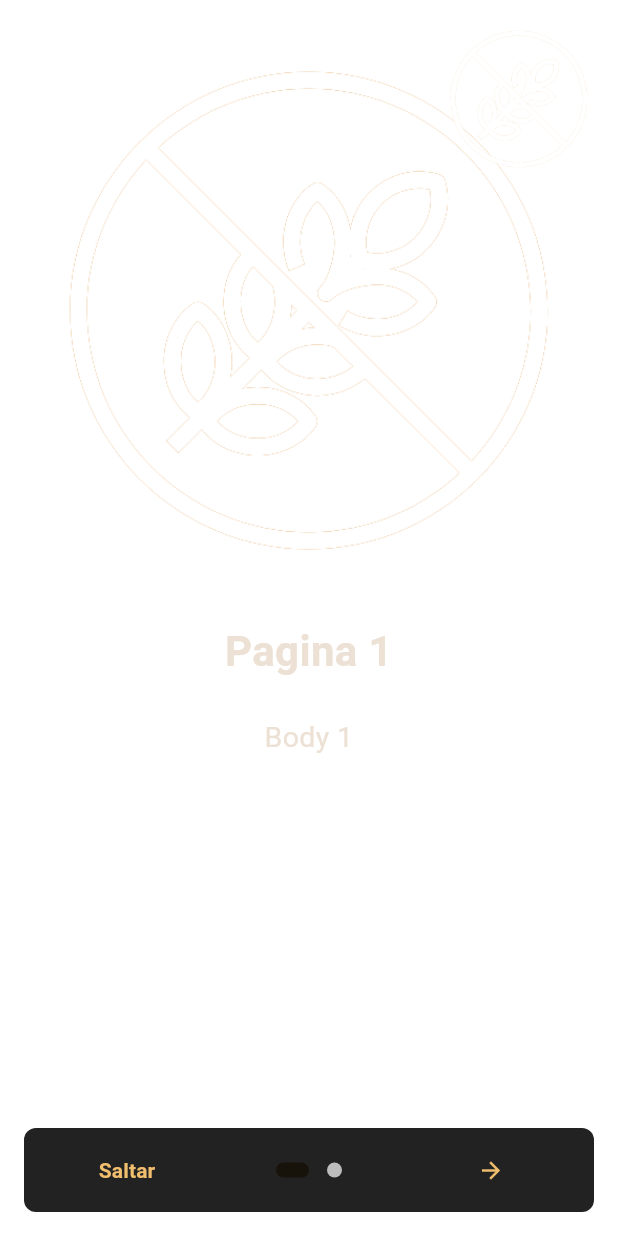
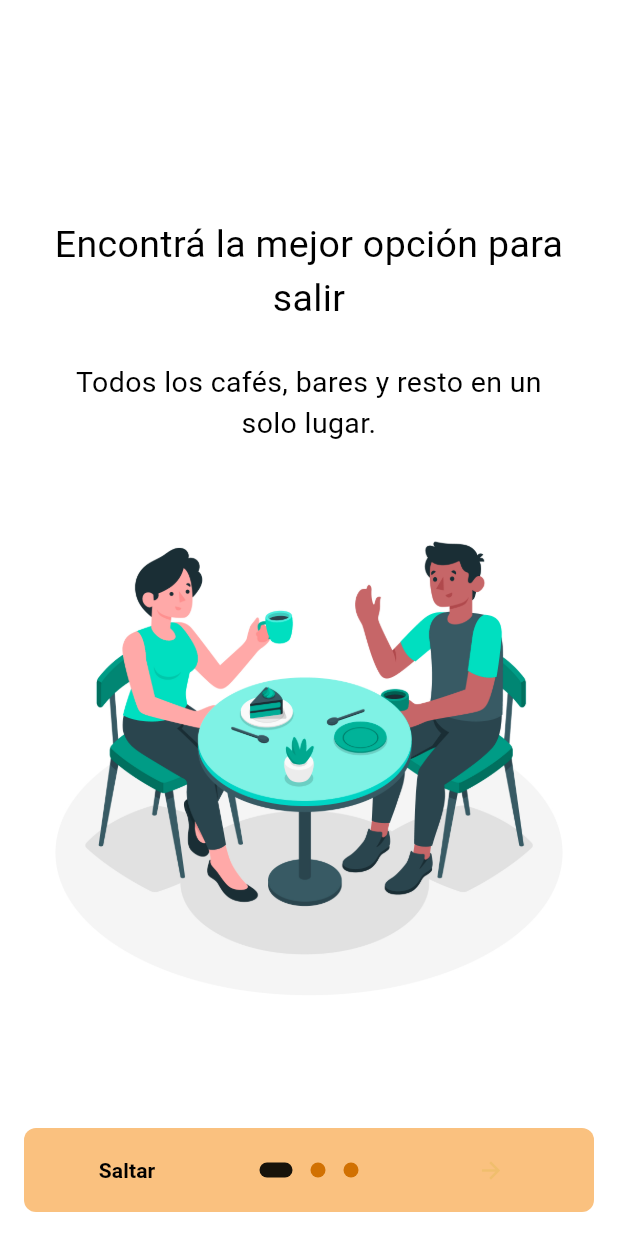
Before and after one commit to ihsa-gonzalo/apptacc, a Flutter app: the OnBoardingScreen screen opened by its route, on a phone screen of 412 x 824 dp. Run offline on Flutter 3.47's test engine with Material 2 defaults, Android fonts, the phone set to English and light mode, and no system bars; drawn by our look-alikes of introduction_screen; our stand-ins replace another_flutter_splash_screen, dio, equatable, flutter_bloc, flutter_feather_icons; network calls fail.

Commit message:
onboarding UI

```diff
--- a/lib/config/onboarding_menu.dart
+++ b/lib/config/onboarding_menu.dart
@@ -1,27 +1,52 @@
+import 'package:apptacc/config/theme.dart';
 import 'package:flutter/material.dart';
 import 'package:introduction_screen/introduction_screen.dart';
 
 class OnBoardingMenu {
   static List<PageViewModel> onboardingmmenu = [
     PageViewModel(
-        title: "Pagina 1",
-        body: "Body 1",
-        image: buildImage("logo.png"),
-        decoration: pageDecoration),
-    PageViewModel(
-        title: "Pagina 2",
-        body: "Body 2",
-        image: buildFullscreenImage(),
+        titleWidget: Text("Encontrá la mejor opción para salir", style: titleStyle, textAlign: TextAlign.center,),
+        reverse: true,
+        bodyWidget: Column(
+          children: [
+
+            Text("Todos los cafés, bares y resto en un solo lugar.", style: bodyStyle, textAlign: TextAlign.center),
+          ],
+        ),
+        image: buildImage("cafe.jpg"),
         decoration: pageDecoration.copyWith(
-
-            contentMargin: EdgeInsets.symmetric(horizontal: 16),
-            fullScreen: true,
+            bodyFlex: 3,
+            imageFlex: 4,
+            bodyAlignment: Alignment.bottomCenter,
+            imageAlignment: Alignment.topCenter,
+          )),
+   PageViewModel(
+        titleWidget: Text("¿Querés comer en tu casa?", style: titleStyle, textAlign: TextAlign.center),
+        reverse: true,
+        bodyWidget: Text("Disfruta del delivery o takeway de todos los comercios.", style: bodyStyle, textAlign: TextAlign.center),
+        image: buildImage("pizza.jpg"),
+        decoration: pageDecoration.copyWith(
             bodyFlex: 2,
-            imageFlex: 3,
-            safeArea: 100)),
+            imageFlex: 4,
+            bodyAlignment: Alignment.bottomCenter,
+            imageAlignment: Alignment.topCenter,
+          )),
+          PageViewModel(
+        titleWidget: Container(margin: EdgeInsets.only(top: 30),  child: Text("Valora y deja tu reseña", style: titleStyle, textAlign: TextAlign.center)),
+        reverse: true,
+        bodyWidget: Text("Colabora con la guía de comercios para ayudar a toda la comunidad celíaca.", style: bodyStyle, textAlign: TextAlign.center),
+        image: buildImage("question.jpg"),
+        decoration: pageDecoration.copyWith(
+            bodyFlex: 2,
+            imageFlex: 4,
+            bodyAlignment: Alignment.bottomCenter,
+            imageAlignment: Alignment.topCenter,
+          )),
   ];
 
-  static var bodyStyle = const TextStyle(fontSize: 19.0);
+
+  static var bodyStyle = const TextStyle(fontSize: 19.0, color: Colors.black);
+  static var titleStyle = const TextStyle(fontSize: 25.0, color: Colors.black, );
 
   static Widget buildImage(String assetName, [double width = 350]) {
     return Image.asset('assets/images/$assetName', width: width);
@@ -37,6 +62,18 @@ class OnBoardingMenu {
     );
   }
 
+   static Widget buildFullscreenImageWithAsset(String assetName) {
+    return Center(
+      child: Image.asset(
+        'assets/images/$assetName',
+        fit: BoxFit.cover,
+        height: double.infinity,
+        width: double.infinity,
+        alignment: Alignment.center,
+      ),
+    );
+  }
+
   static var pageDecoration = PageDecoration(
     titleTextStyle:
         const TextStyle(fontSize: 28.0, fontWeight: FontWeight.w700),
--- a/lib/presentation/screens/list_shops.dart
+++ b/lib/presentation/screens/list_shops.dart
@@ -37,7 +37,7 @@ class _ListShopsState extends State<ListShops> {
   Widget build(BuildContext context) {
     String? categoria = ModalRoute.of(context)?.settings.arguments.toString();
     final loginForm = Provider.of<LoginFormProvider>(context);
-    loginForm.setUser(user);
+
 
     return Scaffold(
       appBar: AppBar(
--- a/lib/presentation/screens/onboarding_screen.dart
+++ b/lib/presentation/screens/onboarding_screen.dart
@@ -1,4 +1,5 @@
 import 'package:apptacc/config/onboarding_menu.dart';
+import 'package:apptacc/config/theme.dart';
 import 'package:apptacc/presentation/screens/home_screen.dart';
 import 'package:flutter/material.dart';
 import 'package:introduction_screen/introduction_screen.dart';
@@ -26,37 +27,30 @@ class _OnBoardingScreenState extends State<OnBoardingScreen> {
       globalBackgroundColor: Colors.white,
       allowImplicitScrolling: true,
       autoScrollDuration: 3000,
-      globalHeader: Align(
-        alignment: Alignment.topRight,
-        child: SafeArea(
-            child: Padding(
-          padding: const EdgeInsets.only(top: 16, right: 16),
-          child: OnBoardingMenu.buildImage("logo.png", 100),
-        )),
-      ),
+
       pages: OnBoardingMenu.onboardingmmenu,
       onDone: () => _onIntroEnd(context),
       showSkipButton: true,
       skipSemantic: "Saltar",
       showBackButton: false,
       back: const Icon(Icons.arrow_back),
-      skip: const Text('Saltar', style: TextStyle(fontWeight: FontWeight.w600)),
+      skip: const Text('Saltar', style: TextStyle(fontWeight: FontWeight.w600, color: Colors.black)),
       next: const Icon(Icons.arrow_forward),
-      done: const Text('Listo!', style: TextStyle(fontWeight: FontWeight.w600)),
+      done: const Text('Listo!', style: TextStyle(fontWeight: FontWeight.w600, color: Colors.black)),
       curve: Curves.fastLinearToSlowEaseIn,
       controlsMargin: const EdgeInsets.all(16),
       controlsPadding: const EdgeInsets.fromLTRB(8.0, 4.0, 8.0, 4.0),
-      dotsDecorator: const DotsDecorator(
-        size: Size(10.0, 10.0),
-        color: Color(0xFFBDBDBD),
-        activeSize: Size(22.0, 10.0),
-        activeShape: RoundedRectangleBorder(
+      dotsDecorator: DotsDecorator(
+        size: const Size(10.0, 10.0),
+        color: AppTheme.naranja,
+        activeSize: const Size(22.0, 10.0),
+        activeShape: const RoundedRectangleBorder(
           borderRadius: BorderRadius.all(Radius.circular(25.0)),
         ),
       ),
-      dotsContainerDecorator: const ShapeDecoration(
-          color: Colors.black87,
-          shape: RoundedRectangleBorder(
+      dotsContainerDecorator: ShapeDecoration(
+          color: AppTheme.light_naranja,
+          shape: const RoundedRectangleBorder(
             borderRadius: BorderRadius.all(Radius.circular(8.0)),
           )),
     );
--- a/lib/presentation/widgets/login/card_container.dart
+++ b/lib/presentation/widgets/login/card_container.dart
@@ -13,6 +13,7 @@ class CardContainer extends StatelessWidget {
     return Padding(
       padding: EdgeInsets.symmetric(horizontal: 32),
       child: Card(
+        color: Colors.white,
         elevation: 3,
         child: Padding(
           padding: EdgeInsets.all(16),
@@ -32,7 +33,7 @@ class CardContainer extends StatelessWidget {
           borderRadius: BorderRadius.circular(25),
           boxShadow: [
             BoxShadow(
-              color: Colors.black12,
+              color: Colors.white,
               blurRadius: 15,
               offset: Offset(
                 0,
--- a/lib/provider/login_provider.dart
+++ b/lib/provider/login_provider.dart
@@ -2,7 +2,6 @@ import 'package:apptacc/model/usuario_model.dart';
 import 'package:flutter/material.dart';
 
 class LoginFormProvider extends ChangeNotifier {
-  GlobalKey<FormState> formKey = GlobalKey<FormState>();
 
   String _usuario = '';
   String _password = '';
```
Also changed, not shown: lib/main.dart (+7 -2 lines), lib/presentation/screens/login_screen.dart (+9 -3 lines), lib/presentation/widgets/login/auth_background.dart (+15 -53 lines), assets/images/cafe.jpg (added), assets/images/pizza.jpg (added), assets/images/question.jpg (added), 61 other files.
